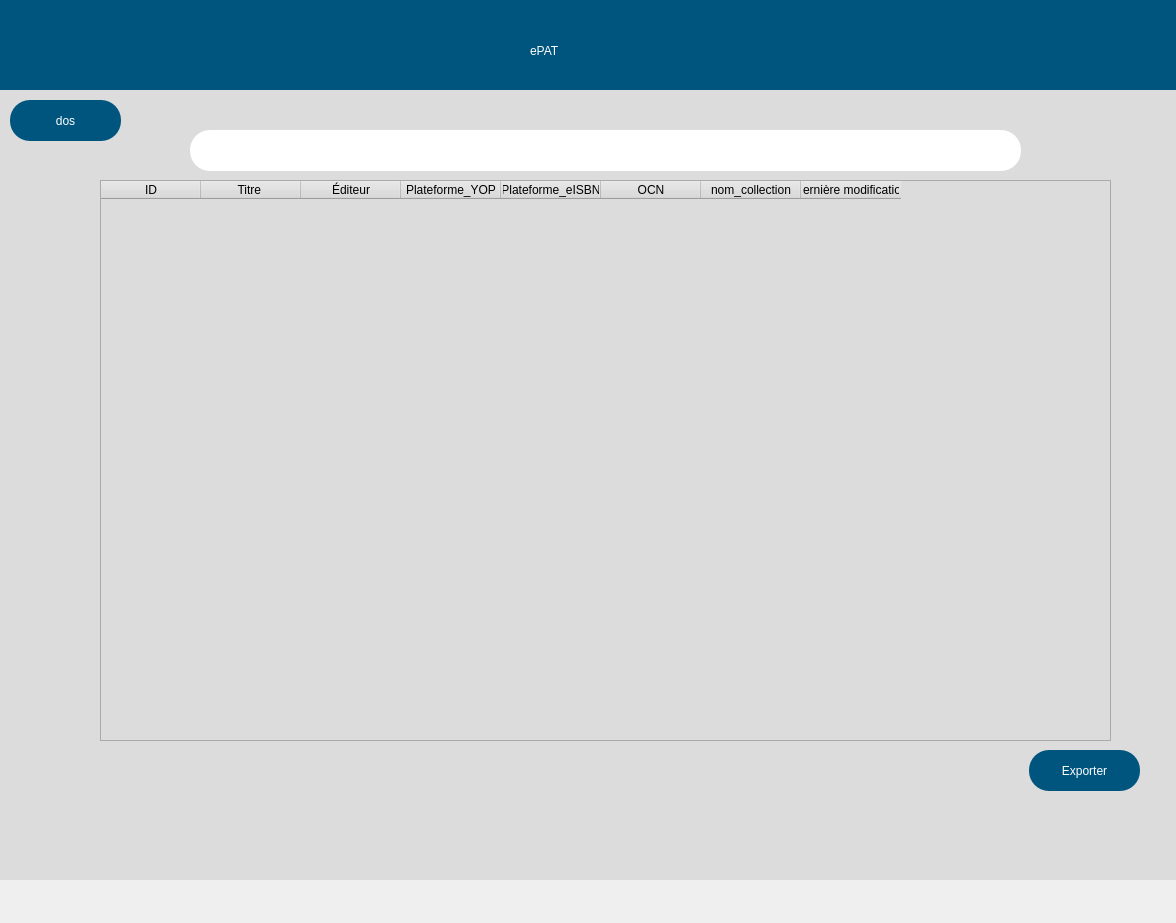
Above: src/user_interface/french_searchDisplay.ui from eppenney/eBook-Perpetual-Access-Rights-Tracker before the change. Below: the same form after it.
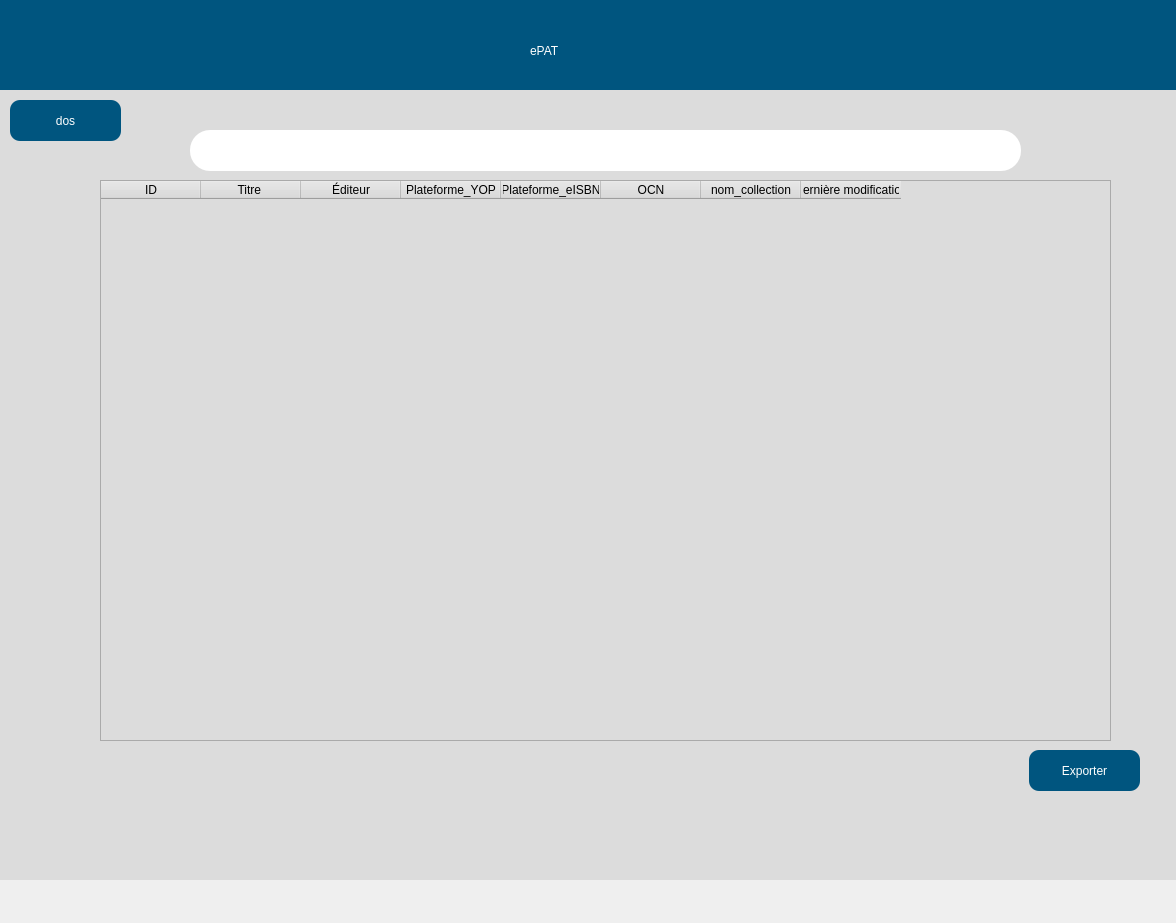
That is the form after the change.

Commit message: Finished button upgrade and french UI

Patch:
```diff
--- a/src/user_interface/french_searchDisplay.ui
+++ b/src/user_interface/french_searchDisplay.ui
@@ -35,10 +35,22 @@
      </rect>
     </property>
     <property name="styleSheet">
-     <string notr="true">background-color: rgb(0, 85, 127);
-color: rgb(255, 255, 255);
-font: 14pt &quot;MS Shell Dlg 2&quot;;
-border-radius:20px;</string>
+     <string notr="true">
+            QPushButton {
+                font: 75 16pt "Arial";
+                background-color: rgb(0, 85, 127);
+                border-radius: 10px;
+                color: rgb(255, 255, 255);
+            }
+
+            QPushButton:hover {
+                background-color: rgb(0, 75, 117); /* Slightly darker color when hovered */
+            }
+
+            QPushButton:pressed {
+                background-color: rgb(0, 65, 107); /* Even darker color when clicked */
+            }
+        </string>
     </property>
     <property name="text">
      <string>dos</string>
@@ -136,10 +148,22 @@
      </rect>
     </property>
     <property name="styleSheet">
-     <string notr="true">background-color: rgb(0, 85, 127);
-               color: rgb(255, 255, 255);
-               font: 14pt &quot;MS Shell Dlg 2&quot;;
-               border-radius:20px;</string>
+     <string notr="true">
+            QPushButton {
+                font: 75 16pt "Arial";
+                background-color: rgb(0, 85, 127);
+                border-radius: 10px;
+                color: rgb(255, 255, 255);
+            }
+
+            QPushButton:hover {
+                background-color: rgb(0, 75, 117); /* Slightly darker color when hovered */
+            }
+
+            QPushButton:pressed {
+                background-color: rgb(0, 65, 107); /* Even darker color when clicked */
+            }
+        </string>
     </property>
     <property name="text">
      <string>Exporter</string>
```
The commit also changes 4 other files.
